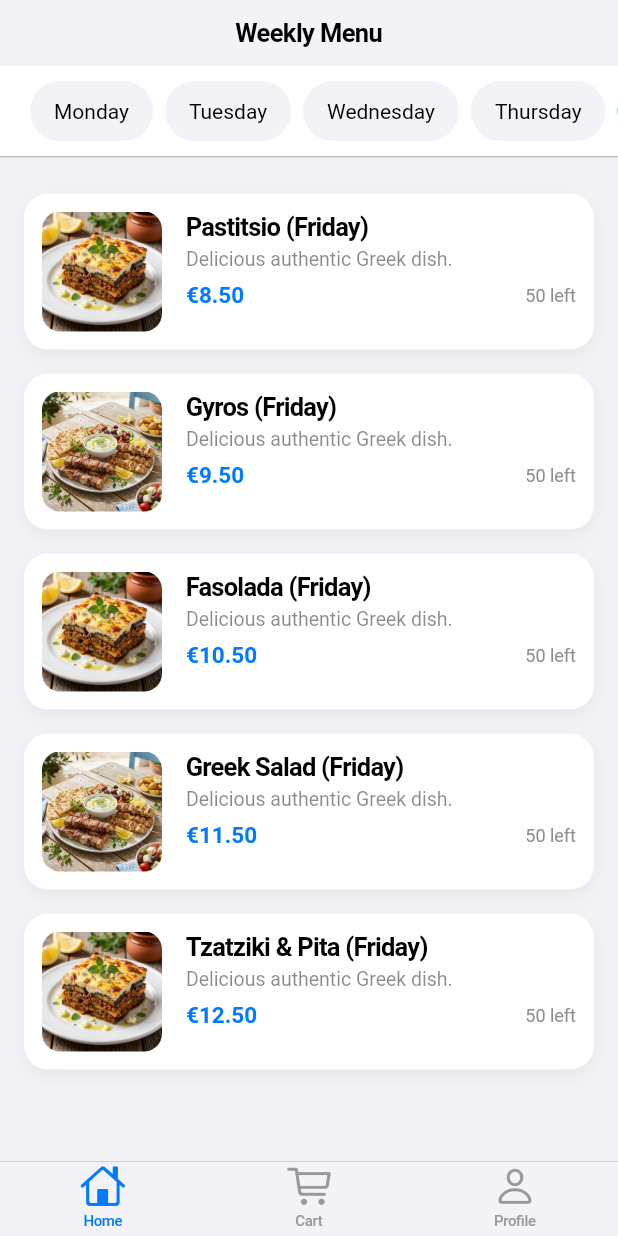
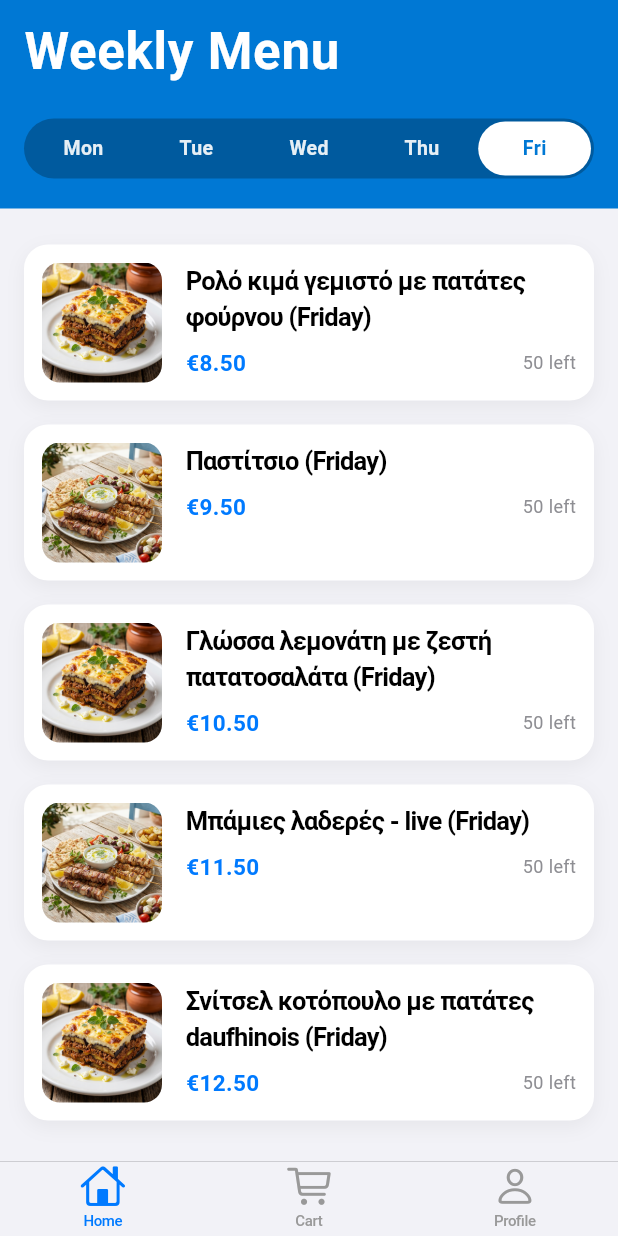
Before and after one commit to panayotisp/la-fourchette, a Flutter app: the EmployeeHomeScaffold screen opened by its route, on a phone screen of 412 x 824 dp. Run offline on Flutter 3.47's test engine with Material 3 defaults, Android fonts, the phone set to English and light mode, and no system bars; drawn by our look-alikes of flutter_animate; our stand-ins replace equatable, flutter_riverpod, go_router, riverpod_annotation; generated files the repository leaves out were written again; Roboto replaces fonts that are missing (SF Pro Display).

Commit message:
Fix home screen

```diff
--- a/lib/src/features/menu/data/mock_menu_repository.dart
+++ b/lib/src/features/menu/data/mock_menu_repository.dart
@@ -44,8 +44,9 @@ class MockMenuRepository {
 
   String _getGreekDishName(DayOfWeek day, int index) {
     const dishes = [
-      'Moussaka', 'Souvlaki', 'Spanakopita', 'Gemista', 'Pastitsio',
-      'Gyros', 'Fasolada', 'Greek Salad', 'Tzatziki & Pita', 'Loukoumades'
+      'Φιλέτο κοτόπουλο σχάρας με μουστάρδα, flakes παρμαζάνας και ρύζι βουτύρου', 'Σπαγγέτι μπολονέζ', 'Κρεατόσουπα με λαχανικά',
+      'Μαυρομάτικα με χόρτα και μυρωδικά - live', 'Ρολό κιμά γεμιστό με πατάτες φούρνου',
+      'Παστίτσιο', 'Γλώσσα λεμονάτη με ζεστή πατατοσαλάτα', 'Μπάμιες λαδερές - live', 'Σνίτσελ κοτόπουλο με πατάτες daufhinois', 'Χοιρινή τηγανιά με ρύζι πιλάφι'
     ];
     return '${dishes[(index + day.index) % dishes.length]} (${day.displayName})';
   }
--- a/lib/src/features/menu/presentation/daily_menu_list.dart
+++ b/lib/src/features/menu/presentation/daily_menu_list.dart
@@ -1,3 +1,4 @@
+import 'package:flutter/material.dart';
 import 'package:flutter/cupertino.dart';
 import 'package:flutter_animate/flutter_animate.dart';
 import '../domain/food_item.dart';
@@ -38,8 +39,11 @@ class _FoodItemCard extends StatelessWidget {
   Widget build(BuildContext context) {
     return GestureDetector(
       onTap: () {
-        showCupertinoModalPopup(
+        showModalBottomSheet(
           context: context,
+          isScrollControlled: true,
+          useRootNavigator: true, // Fix: Show over bottom nav bar
+          backgroundColor: Colors.transparent,
           builder: (context) => FoodDetailSheet(item: item),
         );
       },
@@ -94,16 +98,7 @@ class _FoodItemCard extends StatelessWidget {
                       color: CupertinoColors.label, // Safe for light/dark
                     ),
                   ),
-                  const SizedBox(height: 4),
-                  Text(
-                    item.description,
-                    style: const TextStyle(
-                      fontSize: 13,
-                      color: CupertinoColors.secondaryLabel,
-                    ),
-                    maxLines: 2,
-                    overflow: TextOverflow.ellipsis,
-                  ),
+                  // Description removed
                   const SizedBox(height: 8),
                   Row(
                     children: [
--- a/lib/src/features/menu/presentation/menu_screen.dart
+++ b/lib/src/features/menu/presentation/menu_screen.dart
@@ -1,3 +1,4 @@
+import 'package:flutter/material.dart';
 import 'package:flutter/cupertino.dart';
 import 'package:flutter_riverpod/flutter_riverpod.dart';
 
@@ -19,17 +20,72 @@ class _MenuScreenState extends ConsumerState<MenuScreen> {
   Widget build(BuildContext context) {
     // 1. Fetch Menu
     final menuAsync = ref.watch(mockMenuRepositoryProvider).getCurrentWeekMenu();
+    final topPadding = MediaQuery.of(context).padding.top;
 
-    return CupertinoPageScaffold(
-      navigationBar: const CupertinoNavigationBar(
-        middle: Text('Weekly Menu'),
+    return Scaffold(
+      backgroundColor: CupertinoColors.systemGroupedBackground,
+      body: Column(
+        children: [
+          // Custom Header (Outlook Style)
+          Container(
+            padding: EdgeInsets.only(top: topPadding + 10, bottom: 20, left: 16, right: 16),
+            width: double.infinity,
+            decoration: const BoxDecoration(
+              color: Color(0xFF0078D4), // Outlook Blue
             ),
-      child: SafeArea(
             child: Column(
+              crossAxisAlignment: CrossAxisAlignment.start,
               children: [
-            // 2. Day Selector
-            _buildDaySelector(),
-            Container(height: 1, color: CupertinoColors.separator),
+                // Title
+                const Text(
+                  'Weekly Menu',
+                  style: TextStyle(
+                    fontFamily: 'SF Pro Display',
+                    fontSize: 34,
+                    fontWeight: FontWeight.bold,
+                    color: Colors.white,
+                    letterSpacing: 0.5,
+                  ),
+                ),
+                const SizedBox(height: 20),
+                // Unified Day Selector
+                Container(
+                  height: 40,
+                  decoration: BoxDecoration(
+                    color: const Color(0xFF005A9E), // Darker Blue for background
+                    borderRadius: BorderRadius.circular(20),
+                  ),
+                  padding: const EdgeInsets.all(2),
+                  child: Row(
+                    children: DayOfWeek.values.map((day) {
+                      final isSelected = _selectedDay == day;
+                      return Expanded(
+                        child: GestureDetector(
+                          onTap: () => setState(() => _selectedDay = day),
+                          child: Container(
+                            alignment: Alignment.center,
+                            decoration: BoxDecoration(
+                              color: isSelected ? Colors.white : Colors.transparent,
+                              borderRadius: BorderRadius.circular(18),
+                            ),
+                            child: Text(
+                              _getShortDayName(day),
+                              style: TextStyle(
+                                color: isSelected ? const Color(0xFF0078D4) : Colors.white.withOpacity(0.9),
+                                fontWeight: FontWeight.w600,
+                                fontSize: 13,
+                              ),
+                            ),
+                          ),
+                        ),
+                      );
+                    }).toList(),
+                  ),
+                ),
+              ],
+            ),
+          ),
+
           // 3. Content
           Expanded(
             child: FutureBuilder<WeeklyMenu>(
@@ -54,42 +110,16 @@ class _MenuScreenState extends ConsumerState<MenuScreen> {
           ),
         ],
       ),
-      ),
     );
   }
 
-  Widget _buildDaySelector() {
-    return Container(
-      height: 60,
-      color: CupertinoColors.systemBackground,
-      child: ListView.builder(
-        scrollDirection: Axis.horizontal,
-        padding: const EdgeInsets.symmetric(horizontal: 16),
-        itemCount: DayOfWeek.values.length,
-        itemBuilder: (context, index) {
-            final day = DayOfWeek.values[index];
-            final isSelected = _selectedDay == day;
-            return GestureDetector(
-              onTap: () => setState(() => _selectedDay = day),
-              child: Container(
-                padding: const EdgeInsets.symmetric(horizontal: 16),
-                margin: const EdgeInsets.symmetric(vertical: 10, horizontal: 4),
-                decoration: BoxDecoration(
-                  color: isSelected ? CupertinoColors.activeBlue : CupertinoColors.systemGrey6,
-                  borderRadius: BorderRadius.circular(20),
-                ),
-                alignment: Alignment.center,
-                child: Text(
-                  day.displayName,
-                  style: TextStyle(
-                    color: isSelected ? CupertinoColors.white : CupertinoColors.black,
-                    fontWeight: isSelected ? FontWeight.w600 : FontWeight.normal,
-                  ),
-                ),
-              ),
-            );
-        },
-      ),
-    );
+  String _getShortDayName(DayOfWeek day) {
+    switch (day) {
+      case DayOfWeek.monday: return 'Mon';
+      case DayOfWeek.tuesday: return 'Tue';
+      case DayOfWeek.wednesday: return 'Wed';
+      case DayOfWeek.thursday: return 'Thu';
+      case DayOfWeek.friday: return 'Fri';
     }
   }
+}
--- a/pubspec.yaml
+++ b/pubspec.yaml
@@ -29,6 +29,8 @@ environment:
 # versions available, run `flutter pub outdated`.
 dependencies:
   flutter:
+    sdk: flutter
+  flutter_localizations:
     sdk: flutter
 
   # The following adds the Cupertino Icons font to your application.
```
Also changed, not shown: lib/src/app.dart (+9 -0 lines), lib/src/features/menu/presentation/food_detail_sheet.dart (+72 -88 lines), pubspec.lock. Lines whose indentation alone changed are shown as unchanged.
